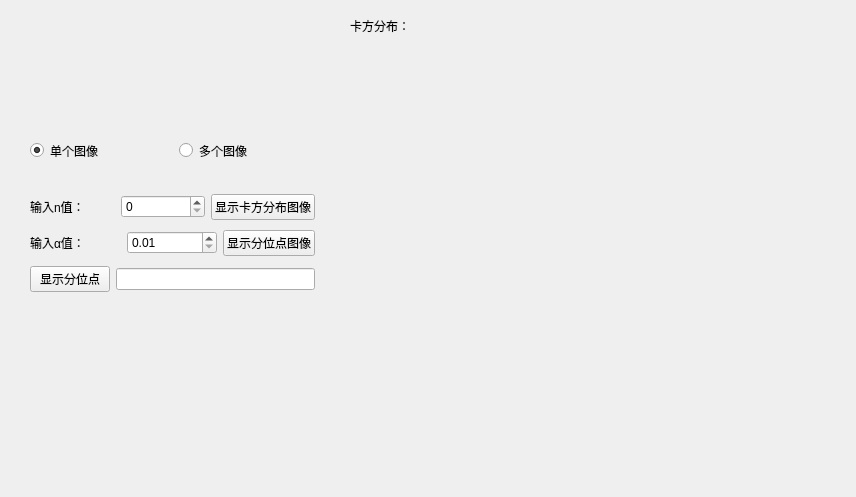
First picture: the form in Sd_chi.ui, repository chenxindaaa/MathematicalStatistics, before the edit.
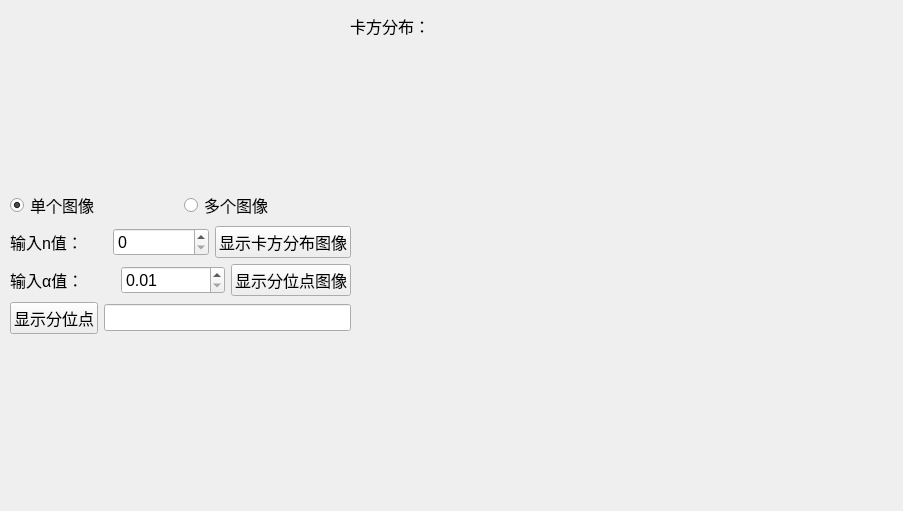
Second picture: the form after the edit. Custom widgets are drawn as their Qt base class.

Diff of the .ui file:
```diff
--- a/Sd_chi.ui
+++ b/Sd_chi.ui
@@ -6,10 +6,15 @@
    <rect>
     <x>0</x>
     <y>0</y>
-    <width>856</width>
-    <height>497</height>
+    <width>903</width>
+    <height>511</height>
    </rect>
   </property>
+  <property name="font">
+   <font>
+    <pointsize>12</pointsize>
+   </font>
+  </property>
   <property name="windowTitle">
    <string>卡方分布</string>
   </property>
@@ -29,22 +34,45 @@
   <widget class="Plot" name="widget" native="true">
    <property name="geometry">
     <rect>
-     <x>350</x>
-     <y>60</y>
-     <width>451</width>
-     <height>381</height>
+     <x>360</x>
+     <y>50</y>
+     <width>511</width>
+     <height>431</height>
     </rect>
    </property>
   </widget>
-  <widget class="QWidget" name="layoutWidget">
+  <widget class="QWidget" name="">
    <property name="geometry">
     <rect>
-     <x>30</x>
+     <x>10</x>
      <y>190</y>
-     <width>285</width>
-     <height>106</height>
+     <width>341</width>
+     <height>144</height>
     </rect>
    </property>
+   <layout class="QVBoxLayout" name="verticalLayout_2">
+    <item>
+     <layout class="QHBoxLayout" name="horizontalLayout_4">
+      <item>
+       <widget class="QRadioButton" name="radioButton_one">
+        <property name="text">
+         <string>单个图像</string>
+        </property>
+        <property name="checked">
+         <bool>true</bool>
+        </property>
+       </widget>
+      </item>
+      <item>
+       <widget class="QRadioButton" name="radioButton_few">
+        <property name="text">
+         <string>多个图像</string>
+        </property>
+       </widget>
+      </item>
+     </layout>
+    </item>
+    <item>
    <layout class="QVBoxLayout" name="verticalLayout">
     <item>
      <layout class="QHBoxLayout" name="horizontalLayout">
@@ -117,33 +145,6 @@
      </layout>
     </item>
    </layout>
-  </widget>
-  <widget class="QWidget" name="layoutWidget_2">
-   <property name="geometry">
-    <rect>
-     <x>30</x>
-     <y>140</y>
-     <width>291</width>
-     <height>21</height>
-    </rect>
-   </property>
-   <layout class="QHBoxLayout" name="horizontalLayout_4">
-    <item>
-     <widget class="QRadioButton" name="radioButton_one">
-      <property name="text">
-       <string>单个图像</string>
-      </property>
-      <property name="checked">
-       <bool>true</bool>
-      </property>
-     </widget>
-    </item>
-    <item>
-     <widget class="QRadioButton" name="radioButton_few">
-      <property name="text">
-       <string>多个图像</string>
-      </property>
-     </widget>
     </item>
    </layout>
   </widget>
```
Lines whose indentation alone changed are shown as unchanged.
